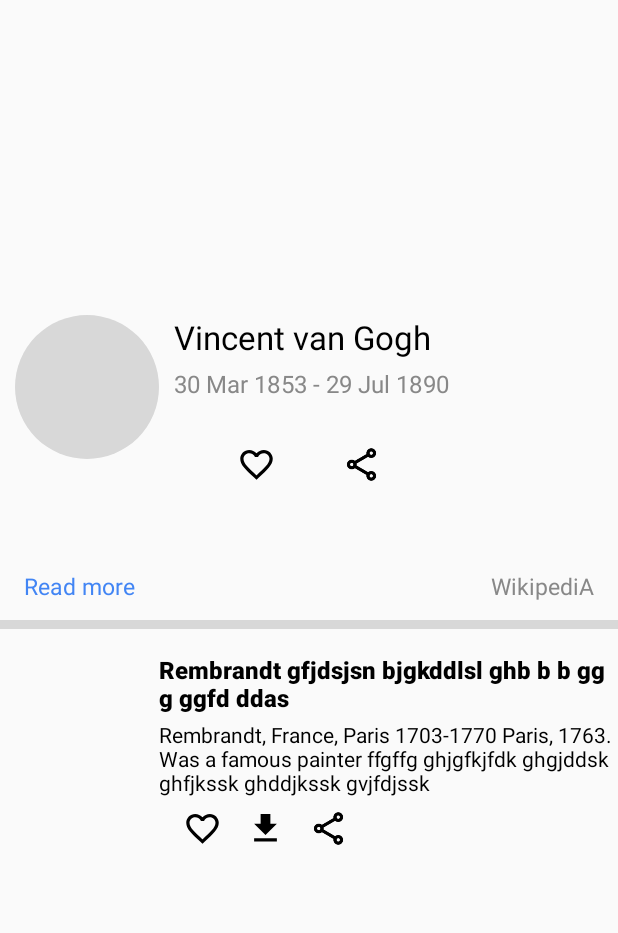
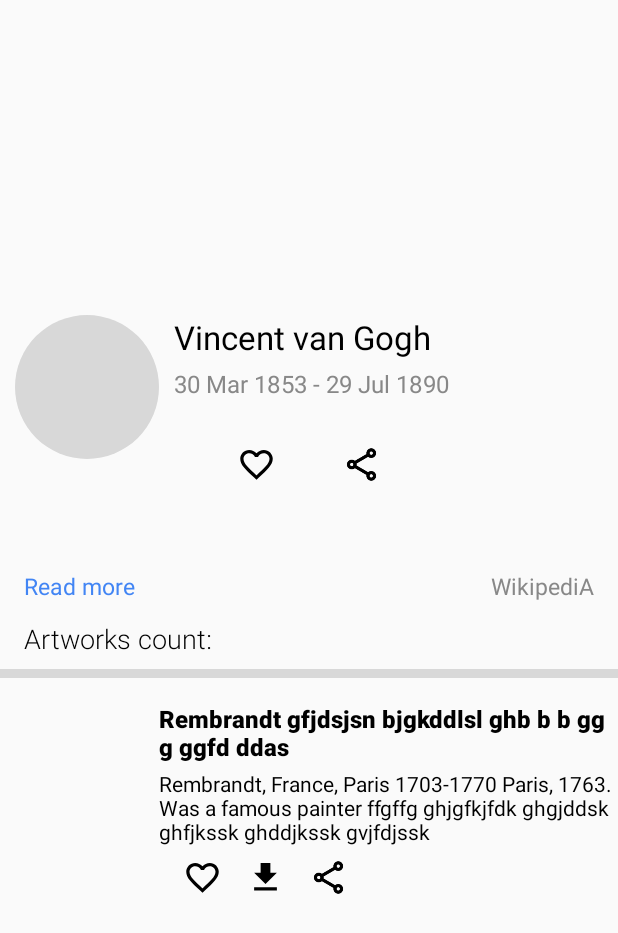
Before and after one commit to bukovskiy7777/MyArts, an Android app: the layout item_maker_with_header.xml on its own in the app's theme, with its tools: preview values and no code run, on a phone screen of 412 x 824 dp. Shown: the top 933 px of the screen. Run offline under Robolectric (Android 15) with nearby library versions, the phone set to English and light mode, and no system bars; plain views replace RoundedImageView.

```diff
--- a/app/src/main/java/com/company/art_and_culture/myarts/filter_explore_fragment/FilterAdapter.java
+++ b/app/src/main/java/com/company/art_and_culture/myarts/filter_explore_fragment/FilterAdapter.java
@@ -21,6 +21,7 @@ public class FilterAdapter extends RecyclerView.Adapter<RecyclerView.ViewHolder>
     private OnFilterClickListener onFilterClickListener;
     private int displayWidth, displayHeight;
     private int filterSpanCount;
+    private double k = 0.8;
     private ArrayList<String> itemsList = new ArrayList<>();
 
     public FilterAdapter(Context context, OnFilterClickListener onFilterClickListener, int displayWidth, int displayHeight, int filterSpanCount) {
@@ -79,6 +80,9 @@ public class FilterAdapter extends RecyclerView.Adapter<RecyclerView.ViewHolder>
         return itemsList.size();
     }
 
+    public double getK() {
+        return k;
+    }
 
     class ArtistsViewHolder extends RecyclerView.ViewHolder implements View.OnClickListener {
 
@@ -89,7 +93,7 @@ public class FilterAdapter extends RecyclerView.Adapter<RecyclerView.ViewHolder>
         ArtistsViewHolder(@NonNull View itemView) {
             super(itemView);
 
-            itemView.getLayoutParams().height = displayWidth / filterSpanCount;
+            itemView.getLayoutParams().height = (int) ((displayWidth / filterSpanCount) * k);
             itemView.getLayoutParams().width = displayWidth / filterSpanCount;
             itemView.setOnClickListener(this);
 
--- a/app/src/main/res/layout/item_explore.xml
+++ b/app/src/main/res/layout/item_explore.xml
@@ -6,7 +6,7 @@
     android:layout_height="match_parent">
 
     <com.makeramen.roundedimageview.RoundedImageView
-        app:riv_corner_radius="6dp"
+        app:riv_corner_radius="12dp"
         android:scaleType="centerCrop"
         android:layout_margin="2dp"
         android:id="@+id/explore_image"
--- a/app/src/main/res/layout/item_maker_with_header.xml
+++ b/app/src/main/res/layout/item_maker_with_header.xml
@@ -99,7 +99,7 @@
             android:layout_marginRight="16dp"
             android:layout_marginTop="30dp"
             android:gravity="left"
-            android:maxLines="3"
+            android:maxLines="4"
             android:ellipsize="end"
             app:layout_constraintTop_toBottomOf="@+id/maker_like"
             app:layout_constraintLeft_toLeftOf="parent"
@@ -142,10 +142,26 @@
             app:layout_constraintRight_toRightOf="parent"
             app:layout_constraintTop_toBottomOf="@+id/maker_description" />
 
+        <TextView
+            android:id="@+id/art_count"
+            android:layout_marginLeft="16dp"
+            android:layout_marginTop="12dp"
+            android:gravity="left"
+            android:maxLines="1"
+            android:ellipsize="end"
+            app:layout_constraintTop_toBottomOf="@+id/wikipedia"
+            app:layout_constraintLeft_toLeftOf="parent"
+            android:textColor="@color/colorBlack"
+            android:textSize="18sp"
+            android:fontFamily="@string/font_sans_serif_light"
+            android:text="@string/artworks_count"
+            android:layout_width="wrap_content"
+            android:layout_height="wrap_content"/>
+
         <View
-            android:layout_marginTop="12dp"
+            android:layout_marginTop="8dp"
             android:background="@color/colorSilver"
-            app:layout_constraintTop_toBottomOf="@+id/wikipedia"
+            app:layout_constraintTop_toBottomOf="@+id/art_count"
             android:layout_width="match_parent"
             android:layout_height="6dp"/>
 
--- a/app/src/main/res/values/strings.xml
+++ b/app/src/main/res/values/strings.xml
@@ -33,5 +33,6 @@
     <string name="artist_culture">Artist culture</string>
     <string name="art_mediums">Art mediums</string>
     <string name="art_century">Art century</string>
+    <string name="artworks_count">Artworks count:</string>
 
 </resources>
```
Also changed, not shown: app/src/main/java/com/company/art_and_culture/myarts/art_maker_fragment/MakerAdapter.java (+7 -3 lines), app/src/main/java/com/company/art_and_culture/myarts/filter_explore_fragment/FilterExploreFragment.java (+7 -3 lines), app/src/main/java/com/company/art_and_culture/myarts/ui/explore/ExploreAdapter.java (+13 -0 lines), app/src/main/java/com/company/art_and_culture/myarts/ui/explore/ExploreDataSource.java (+45 -3 lines), app/src/main/java/com/company/art_and_culture/myarts/ui/explore/ExploreFragment.java (+5 -7 lines), app/src/main/java/com/company/art_and_culture/myarts/ui/favorites/Artists/ArtistsAdapter.java (+18 -0 lines), app/src/main/java/com/company/art_and_culture/myarts/ui/favorites/Favorites/FavoritesAdapter.java (+18 -1 lines).
